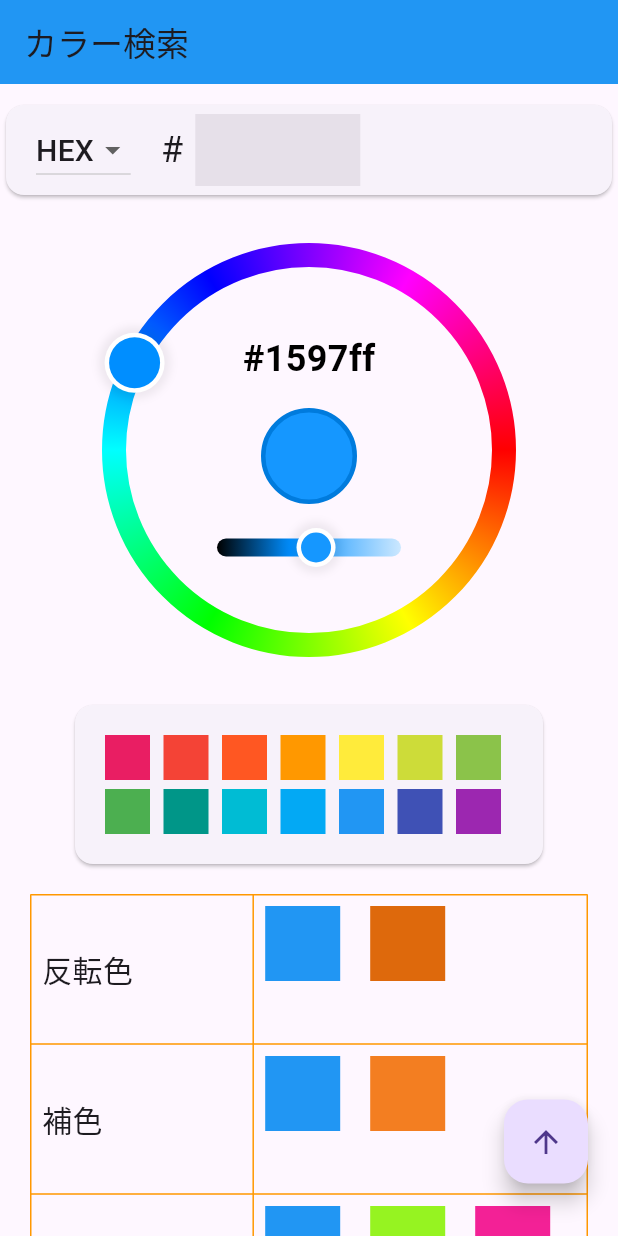
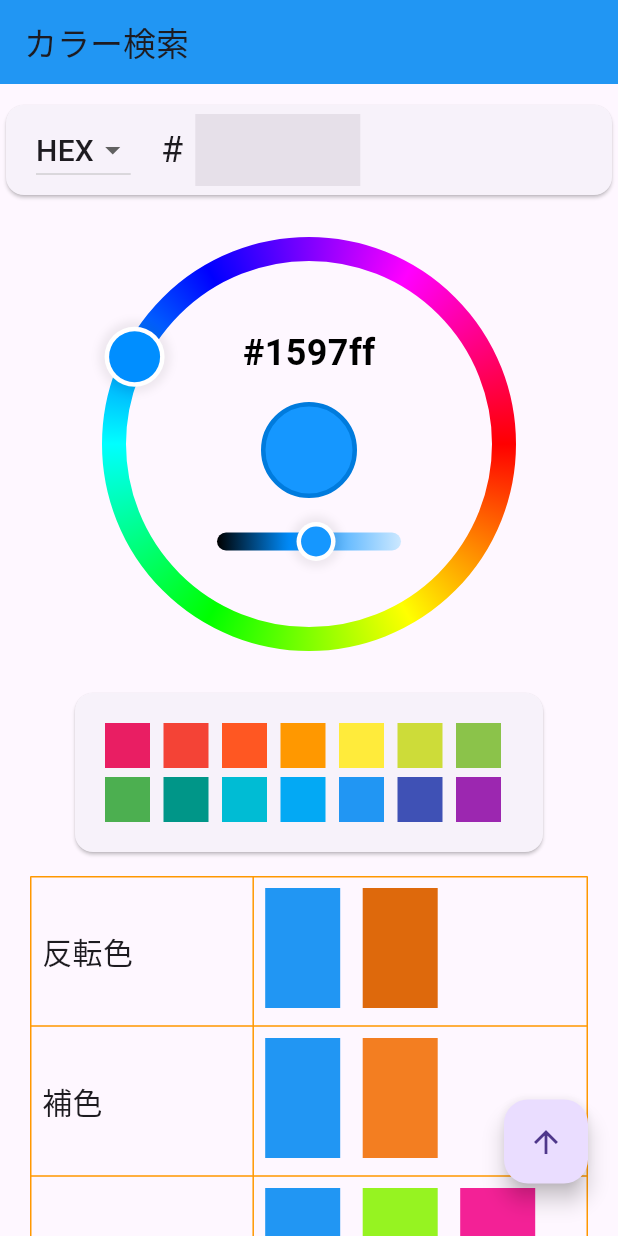
Before and after one commit to matsukawa06/color_code_gen, a Flutter app: the screen it shows after launch, on a phone screen of 412 x 824 dp. Run offline on Flutter 3.47's test engine with Material 3 defaults, Android fonts, the phone set to English and light mode, and no system bars; our stand-ins replace flutter_riverpod.

Commit message:
配色の計算完成

```diff
--- a/lib/presentation/ui/home_page/home_page.dart
+++ b/lib/presentation/ui/home_page/home_page.dart
@@ -40,7 +40,7 @@ class _HomePageState extends State<HomePage> {
                   const SizedBox(height: 10),
                   // カラーコード指定
                   colorCode(),
-                  const SizedBox(height: 16),
+                  const SizedBox(height: 12),
                   // 色円指定
                   Center(
                     child: CircleColorPicker(
@@ -50,10 +50,10 @@ class _HomePageState extends State<HomePage> {
                       },
                     ),
                   ),
-                  const SizedBox(height: 16),
+                  const SizedBox(height: 12),
                   // 色直接指定
                   colorDirect(),
-                  const SizedBox(height: 16),
+                  const SizedBox(height: 12),
                   // 配色表示
                   colorScheme(),
                   const SizedBox(height: 100),
@@ -122,14 +122,12 @@ class _HomePageState extends State<HomePage> {
                   ],
                   value: colorCon.colorCodeTypeSelected,
                   onChanged: (colorType) {
-                    setState(() =>
-                        colorCon.changeColorCodeType(colorType as String));
+                    setState(() => colorCon.changeColorCodeType(colorType as String));
                   },
                 ),
                 const SizedBox(width: 20),
                 Visibility(
-                  visible:
-                      colorCon.colorCodeTypeSelected == ColorCodeType.hex.name,
+                  visible: colorCon.colorCodeTypeSelected == ColorCodeType.hex.name,
                   child: Row(
                     children: [
                       const Text('#', style: TextStyle(fontSize: 24)),
@@ -139,8 +137,7 @@ class _HomePageState extends State<HomePage> {
                   ),
                 ),
                 Visibility(
-                  visible:
-                      colorCon.colorCodeTypeSelected == ColorCodeType.rgb.name,
+                  visible: colorCon.colorCodeTypeSelected == ColorCodeType.rgb.name,
                   child: Row(
                     children: [
                       textBoxRgb(_controller.textR),
@@ -276,6 +273,9 @@ class _HomePageState extends State<HomePage> {
     );
   }
 
+  // 配色Container同士のスペースサイズ
+  double schemContainerSpaceWidth = 15;
+
   // 配色の行部分
   TableRow commonTableRow(String name, ColorSchemType type) {
     return TableRow(
@@ -297,7 +297,7 @@ class _HomePageState extends State<HomePage> {
             children: [
               // 選択中の色
               colorSchemContainer(_controller.color),
-              const SizedBox(width: 20),
+              SizedBox(width: schemContainerSpaceWidth),
               // 選択中の色に対する配色
               colorSchemRow(type),
             ],
@@ -311,7 +311,7 @@ class _HomePageState extends State<HomePage> {
   Container colorSchemContainer(Color pColor) {
     return Container(
       width: 50,
-      height: 50,
+      height: 80,
       decoration: BoxDecoration(color: pColor),
     );
   }
@@ -320,11 +320,7 @@ class _HomePageState extends State<HomePage> {
   // colorSchemTypeによって、返却するContainer数が異なる
   Row colorSchemRow(ColorSchemType type) {
     // 選択中カラーのRGB配列作成
-    List<int> aryRgb = [
-      _controller.color.red,
-      _controller.color.green,
-      _controller.color.blue
-    ];
+    List<int> aryRgb = [_controller.color.red, _controller.color.green, _controller.color.blue];
     switch (type) {
       case ColorSchemType.hanten:
         //==============================
@@ -356,7 +352,7 @@ class _HomePageState extends State<HomePage> {
         return Row(
           children: [
             colorSchemContainer(triadicColor[0]),
-            const SizedBox(width: 20),
+            SizedBox(width: schemContainerSpaceWidth),
             colorSchemContainer(triadicColor[1]),
           ],
         );
@@ -370,8 +366,36 @@ class _HomePageState extends State<HomePage> {
         return Row(
           children: [
             colorSchemContainer(splitColor[0]),
-            const SizedBox(width: 20),
+            SizedBox(width: schemContainerSpaceWidth),
             colorSchemContainer(splitColor[1]),
+          ],
+        );
+      case ColorSchemType.ruiji:
+        //==============================
+        // 類似色
+        //==============================
+        // 類似色計算処理
+        List<Color> analogousColor = colorAnalogousRgb(aryRgb);
+        // 画面表示
+        return Row(
+          children: [
+            colorSchemContainer(analogousColor[0]),
+            SizedBox(width: schemContainerSpaceWidth),
+            colorSchemContainer(analogousColor[1]),
+          ],
+        );
+      case ColorSchemType.hueTint:
+        //==============================
+        // ヒュー・チント・シェード
+        //==============================
+        // ヒュー・チント・シェード計算処理
+        List<Color> hueTintShadeColor = colorHueTintShadeRgb(aryRgb);
+        // 画面表示
+        return Row(
+          children: [
+            colorSchemContainer(hueTintShadeColor[0]),
+            SizedBox(width: schemContainerSpaceWidth),
+            colorSchemContainer(hueTintShadeColor[1]),
           ],
         );
       default:
@@ -464,15 +488,9 @@ class _HomePageState extends State<HomePage> {
     List<num> hsv = [0, 0, maxNum];
     if (maxNum != minNum) {
       // H（色相）
-      if (maxNum == r) {
-        hsv[0] = 60 * (g - b) / (maxNum - minNum);
-      }
-      if (maxNum == g) {
-        hsv[0] = 60 * (b - r) / (maxNum - minNum) + 120;
-      }
-      if (maxNum == b) {
-        hsv[0] = 60 * (r - b) / (maxNum - minNum) + 240;
-      }
+      if (maxNum == r) hsv[0] = 60 * (g - b) / (maxNum - minNum);
+      if (maxNum == g) hsv[0] = 60 * (b - r) / (maxNum - minNum) + 120;
+      if (maxNum == b) hsv[0] = 60 * (r - g) / (maxNum - minNum) + 240;
 
       // S（彩度）
       hsv[1] = (maxNum - minNum) / maxNum;
@@ -480,7 +498,7 @@ class _HomePageState extends State<HomePage> {
 
     hsv[0] = hsv[0].round();
     hsv[1] = (hsv[1] * 100).round();
-    hsv[2] = (hsv[2] / 255).round();
+    hsv[2] = ((hsv[2] / 255) * 100).round();
 
     return hsv;
   }
@@ -552,4 +570,42 @@ class _HomePageState extends State<HomePage> {
     if (hue < 0) return 360 + hue;
     return hue;
   }
+
+  //--------------------------------------
+  // 類似色計算処理
+  //--------------------------------------
+  List<Color> colorAnalogousRgb(List<int> aryRgb) {
+    List<num> hsv = rgb2hsv(aryRgb);
+    num h = hsv[0];
+    num h0 = h + 30;
+    num h1 = h - 30;
+
+    //hsv2rgb:HSV色空間からRGB色空間へ変換する
+    List<num> rgb1 = hsv2rgb(h0, hsv[1], hsv[2]);
+    List<num> rgb2 = hsv2rgb(h1, hsv[1], hsv[2]);
+
+    return [
+      Color.fromRGBO(rgb1[0] as int, rgb1[1] as int, rgb1[2] as int, 1),
+      Color.fromRGBO(rgb2[0] as int, rgb2[1] as int, rgb2[2] as int, 1),
+    ];
+  }
+
+  //--------------------------------------
+  // ヒュー・チント・シェード計算処理
+  //--------------------------------------
+  List<Color> colorHueTintShadeRgb(List<int> aryRgb) {
+    List<int> rgb = [aryRgb[0], aryRgb[1], aryRgb[2]];
+
+    List<int> Rs = [(rgb[0] * 3 / 5).floor(), (rgb[0] + ((255 - rgb[0]) * 4 / 5)).floor()];
+    List<int> Gs = [(rgb[1] * 3 / 5).floor(), (rgb[1] + ((255 - rgb[1]) * 4 / 5)).floor()];
+    List<int> Bs = [(rgb[2] * 3 / 5).floor(), (rgb[2] + ((255 - rgb[2]) * 4 / 5)).floor()];
+
+    List<int> rgb1 = [Rs[0], Gs[0], Bs[0]];
+    List<int> rgb2 = [Rs[1], Gs[1], Bs[1]];
+
+    return [
+      Color.fromRGBO(rgb1[0], rgb1[1], rgb1[2], 1),
+      Color.fromRGBO(rgb2[0], rgb2[1], rgb2[2], 1),
+    ];
+  }
 }
```
